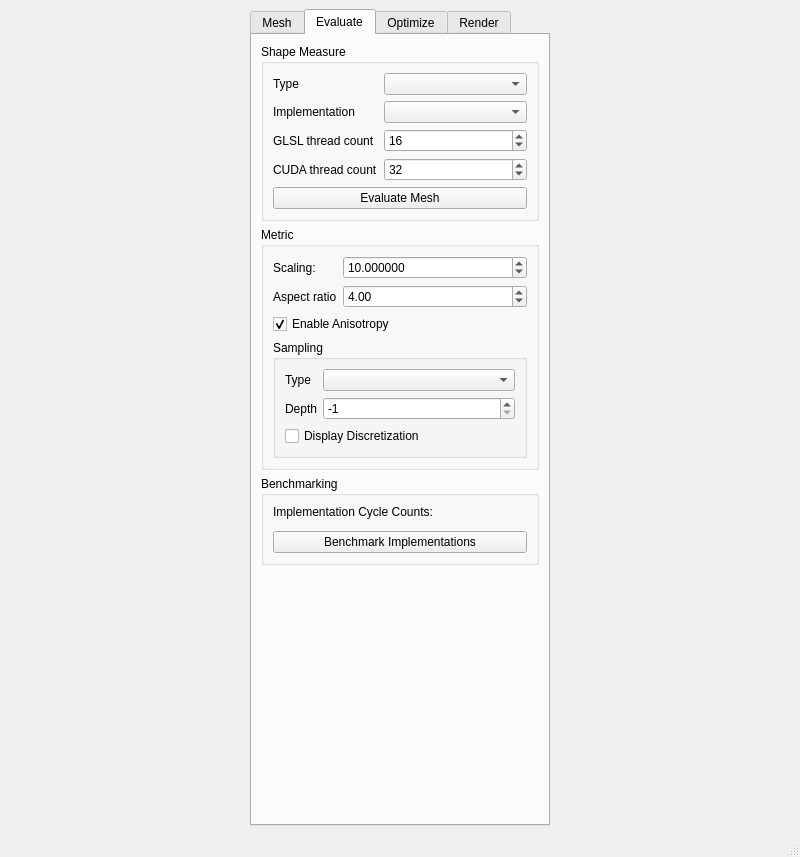
Old version of the form UserInterface/MainWindow.ui in the repository wibus/GpuMesh.
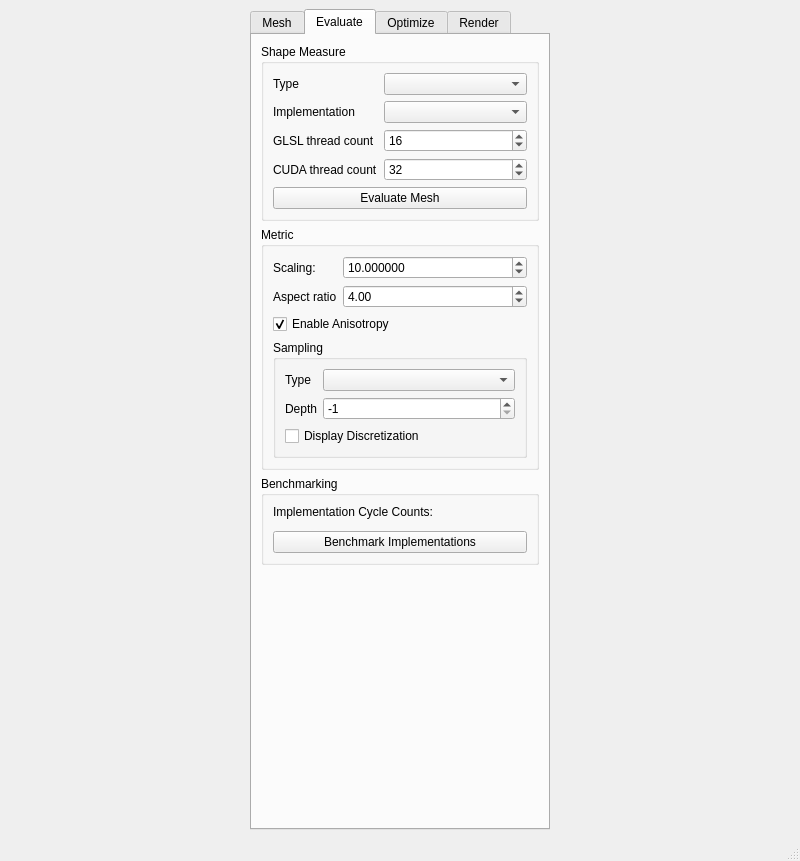
New version of the form. The open tabs and pages were chosen to show the change.

Patch:
```diff
--- a/UserInterface/MainWindow.ui
+++ b/UserInterface/MainWindow.ui
@@ -7,7 +7,7 @@
     <x>0</x>
     <y>0</y>
     <width>800</width>
-    <height>857</height>
+    <height>861</height>
    </rect>
   </property>
   <property name="windowTitle">
```
Left out of the diff: 4 changed lines with no effect on the pictures.
